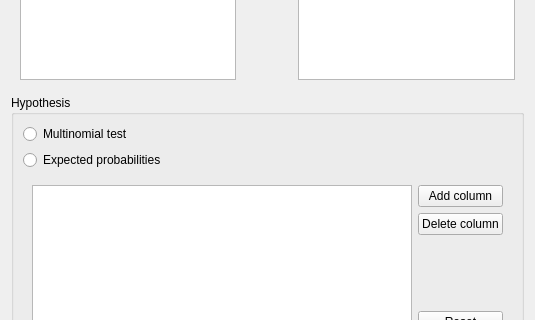
Old version of the form JASP-Desktop/analysisforms/Common/multinomialtestform.ui in the repository jasp-stats/jasp-desktop; both pictures show x 0 to 535 and y 588 to 908 of the 535 by 1159 pixel window.
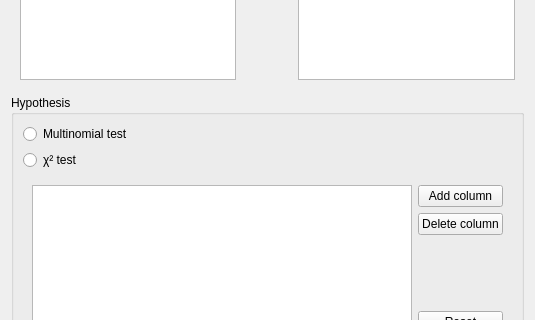
New version of the form. Custom widgets are drawn as their Qt base class.

Commit message: Add footnote, change descriptives label, edit hyp names

The edit to the form file:
```diff
--- a/JASP-Desktop/analysisforms/Common/multinomialtestform.ui
+++ b/JASP-Desktop/analysisforms/Common/multinomialtestform.ui
@@ -551,7 +551,7 @@
          </sizepolicy>
         </property>
         <property name="text">
-         <string>Expected probabilities</string>
+         <string>χ² test</string>
         </property>
        </widget>
       </item>
```
The commit also changes 2 other files.
